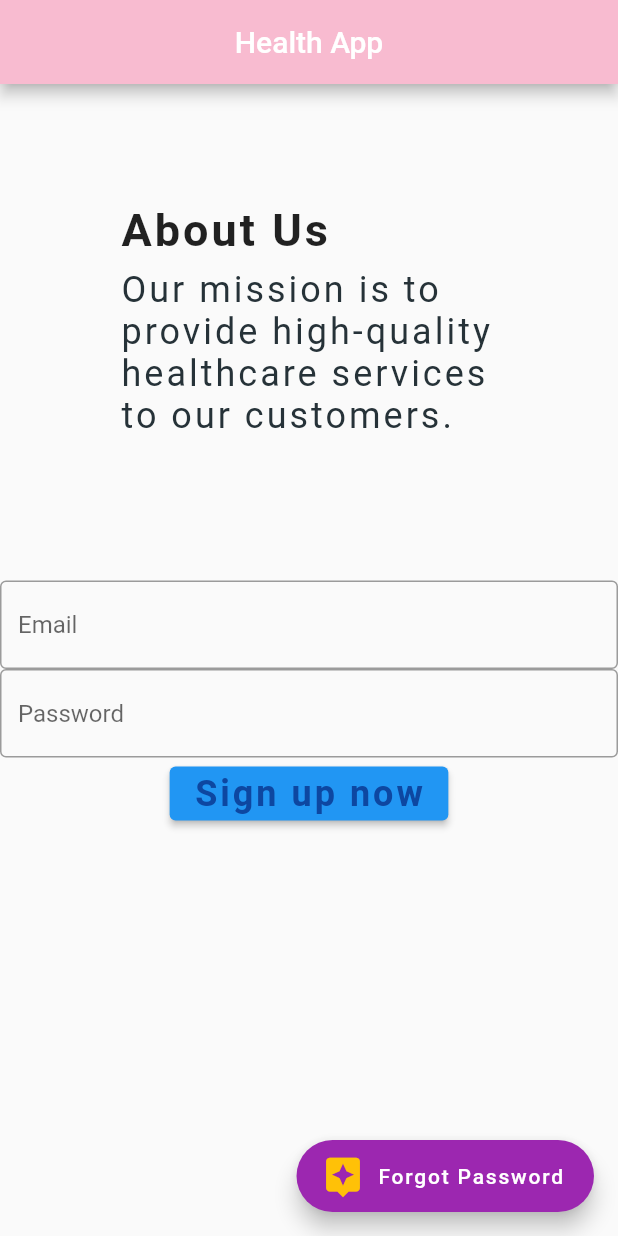
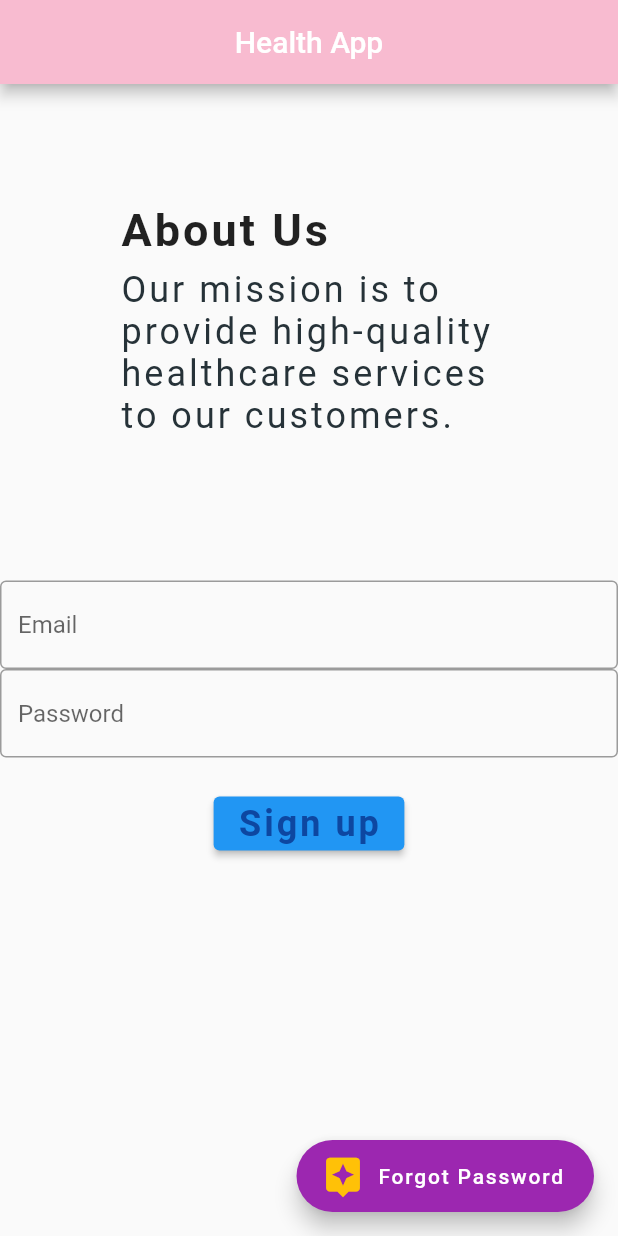
Before and after one commit to Yamin-Ara/cse470, a Flutter app: the screen it shows after launch, on a phone screen of 412 x 824 dp. Run offline on Flutter 3.47's test engine with Material 2 defaults, Android fonts, the phone set to English and light mode, and no system bars.

Commit message:
first change

```diff
--- a/lib/main.dart
+++ b/lib/main.dart
@@ -28,7 +28,9 @@ class Home extends StatelessWidget {
               hintText: 'Password',
             ),
           ),
-          Center(
+          Padding(
+            padding: const EdgeInsets.all(20.0),
+            child: Center(
               child: ElevatedButton(
                 onPressed: () {
                   const snackBar =
@@ -36,12 +38,13 @@ class Home extends StatelessWidget {
                   ScaffoldMessenger.of(context).showSnackBar(snackBar);
                 },
                 child: Text(
-                'Sign up now',
+                  'Sign up',
                   style: TextStyle(
                     fontSize: 24.0,
                     fontWeight: FontWeight.bold,
                     letterSpacing: 2.0,
                     color: Colors.blue.shade900,
+                  ),
                 ),
               ),
             ),
@@ -65,7 +68,7 @@ class Home extends StatelessWidget {
       padding: EdgeInsets.all(80),
       child: Column(
         crossAxisAlignment: CrossAxisAlignment.start,
-        children: [
+        children: <Widget>[
           Text(
             'About Us',
             style: TextStyle(
@@ -85,6 +88,7 @@ class Home extends StatelessWidget {
             ),
           ),
           SizedBox(height: 16),
+          Container()
         ],
       ));
 }
```
Also changed, not shown: readme.txt (added). Lines whose indentation alone changed are shown as unchanged.
